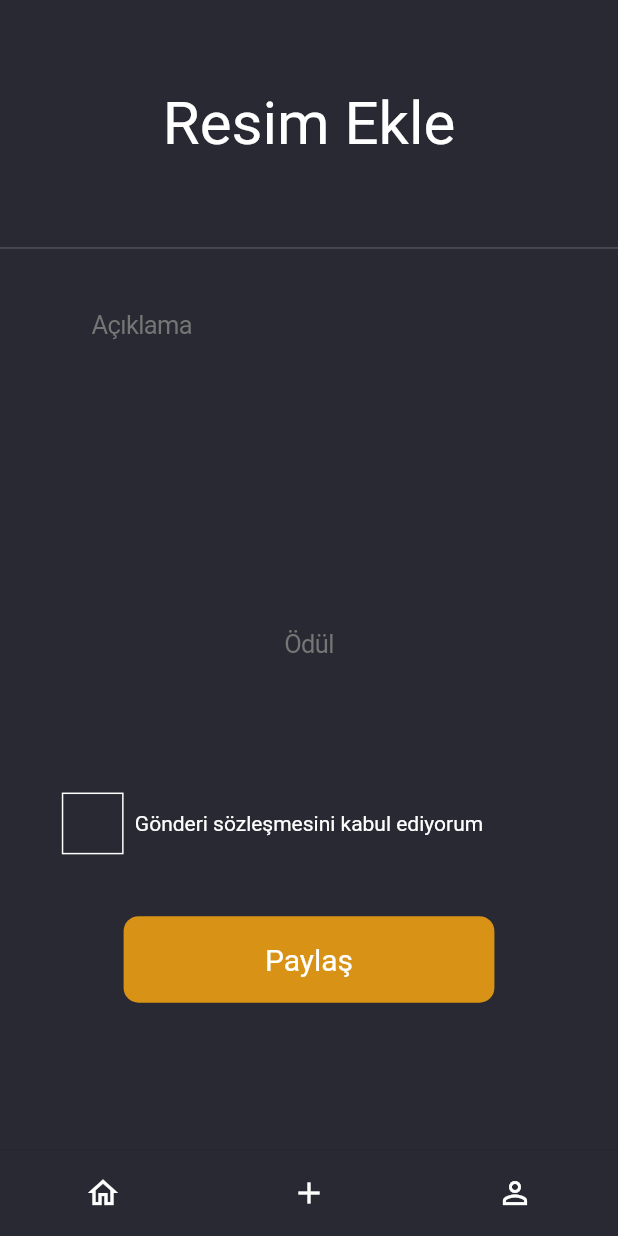
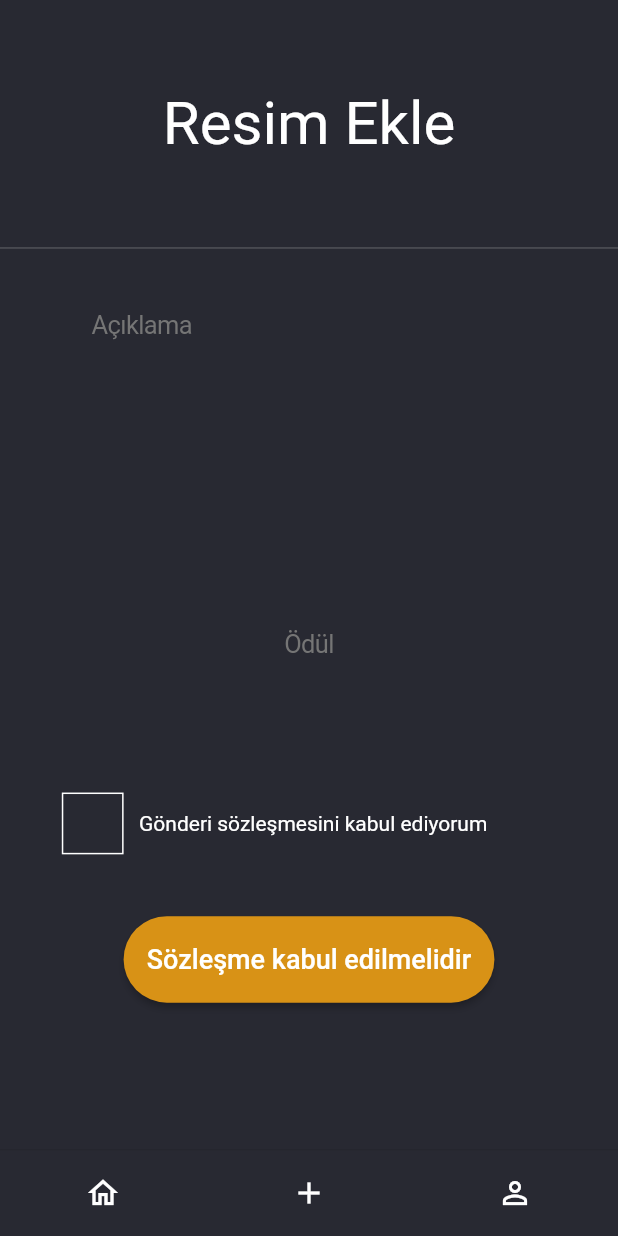
Before and after one commit to SAP-team/frontendpinder, a Flutter app: the TabsPage screen opened directly, item 2 of the bottom bar chosen, after a tap on "Paylaş", on a phone screen of 412 x 824 dp. Run offline on Flutter 3.47's test engine with Material 2 defaults, Android fonts, the light colour scheme and no system bars; drawn by our look-alikes of auto_size_text, rounded_loading_button; our stand-ins replace bloc, flutter_bloc, flutter_native_image, get_storage, image_picker; missing offline and left inert: loading_animations; accounts and stored records are empty; network calls fail.

Commit message:
bitime 4 kala

```diff
--- a/lib/DetailPostPage.dart
+++ b/lib/DetailPostPage.dart
@@ -91,7 +91,7 @@ class _DetilOfPostState extends State<DetilOfPost>
                     width: MediaQuery.of(context).size.width,
                     height: MediaQuery.of(context).size.height * .07,
                     child: AutoSizeText(
-                      model.price,
+                      model.price ?? "Ödül bulunmuyor",
                       textAlign: TextAlign.center,
                       minFontSize: 1,
                       maxLines: 1,
--- a/lib/blocs/addpost_bloc/addpost_bloc.dart
+++ b/lib/blocs/addpost_bloc/addpost_bloc.dart
@@ -22,13 +22,13 @@ class AddPostBloc extends Bloc<AddPostEvents, AddPostStates> {
       Api api = new Api();
       final result = await api.addpost(model);
       if (!result["isscuses"]) {
-        yield Error();
+        yield Error(result["result"].toString());
       } else {
         yield Sucess();
       }
     } on Exception catch (e) {
       print('error is: ${e.toString()}');
-      yield Error();
+      yield Error("Beklenmeyen bir hata oluştu");
     }
   }
 }
--- a/lib/blocs/addpost_bloc/addpost_states.dart
+++ b/lib/blocs/addpost_bloc/addpost_states.dart
@@ -2,7 +2,10 @@ abstract class AddPostStates {}
 
 class Loading extends AddPostStates {}
 
-class Error extends AddPostStates {}
+class Error extends AddPostStates {
+  Error(this.error);
+  final String error;
+}
 
 class Sucess extends AddPostStates {}
 
--- a/lib/halpers/api.dart
+++ b/lib/halpers/api.dart
@@ -1,6 +1,4 @@
 import 'dart:convert';
-import 'dart:io';
-import 'dart:typed_data';
 
 import 'package:get_storage/get_storage.dart';
 import 'package:http/http.dart' as http;
@@ -115,7 +113,7 @@ class Api {
         }
         Map data = {
           'isscuses': true,
-          'result': feeds,
+          'result': feeds.reversed.toList(),
         };
         return data;
       } else if (response.statusCode == 400) {
--- a/lib/tabpages/addpage.dart
+++ b/lib/tabpages/addpage.dart
@@ -16,6 +16,7 @@ import 'package:pinder/blocs/main_bloc/main_bloc.dart';
 import 'package:pinder/blocs/main_bloc/main_events.dart';
 import 'package:pinder/halpers/loading.dart';
 import 'package:pinder/halpers/models/newpostmodel.dart';
+import 'package:rounded_loading_button/rounded_loading_button.dart';
 
 class AddPage extends StatefulWidget {
   AddPage({Key key}) : super(key: key);
@@ -31,6 +32,9 @@ class _AddPageState extends State<AddPage> {
       price = new TextEditingController();
   String image, number;
   String uploadimage;
+  final RoundedLoadingButtonController _btnController =
+      RoundedLoadingButtonController();
+  String text = "Paylaş";
 
   getfromgalery() async {
     final pickedfile = await picker.getImage(source: ImageSource.gallery);
@@ -125,7 +129,22 @@ class _AddPageState extends State<AddPage> {
   }
 
   Widget home() {
-    return SafeArea(
+    return BlocListener<AddPostBloc, AddPostStates>(
+      listener: (context, state) {
+        if (state is Sucess) {
+          setState(() {
+            _btnController.success();
+          });
+        }
+        if (state is Error) {
+          setState(() {
+            _btnController.reset();
+
+            text = "Bir hata oluştu tekrar deneyin";
+          });
+        }
+      },
+      child: SafeArea(
         bottom: false,
         child: NotificationListener<OverscrollIndicatorNotification>(
           onNotification: (OverscrollIndicatorNotification overscroll) {
@@ -145,7 +164,8 @@ class _AddPageState extends State<AddPage> {
                         ? Center(
                             child: AutoSizeText(
                               "Resim Ekle",
-                            style: TextStyle(color: Colors.white, fontSize: 40),
+                              style:
+                                  TextStyle(color: Colors.white, fontSize: 40),
                             ),
                           )
                         : Image.file(pp),
@@ -227,10 +247,12 @@ class _AddPageState extends State<AddPage> {
                               : SizedBox(),
                         ),
                       ),
+                      SizedBox(width: MediaQuery.of(context).size.width * .025),
                       Container(
                         width: MediaQuery.of(context).size.width * .6,
                         height: MediaQuery.of(context).size.width * .1,
-                      child: Center(
+                        child: Align(
+                          alignment: Alignment.centerLeft,
                           child: AutoSizeText(
                             "Ilan icin beni arasınlar",
                             maxLines: 1,
@@ -266,10 +288,12 @@ class _AddPageState extends State<AddPage> {
                             : SizedBox(),
                       ),
                     ),
+                    SizedBox(width: MediaQuery.of(context).size.width * .025),
                     Container(
                       width: MediaQuery.of(context).size.width * .6,
                       height: MediaQuery.of(context).size.width * .1,
-                    child: Center(
+                      child: Align(
+                        alignment: Alignment.centerLeft,
                         child: AutoSizeText(
                           "Gönderi sözleşmesini kabul ediyorum",
                           maxLines: 1,
@@ -282,27 +306,39 @@ class _AddPageState extends State<AddPage> {
                 SizedBox(
                   height: MediaQuery.of(context).size.height * .05,
                 ),
-              GestureDetector(
-                onTap: () {
+                Container(
+                  width: MediaQuery.of(context).size.width * .6,
+                  height: MediaQuery.of(context).size.height * .07,
+                  decoration: BoxDecoration(
+                    borderRadius: BorderRadius.all(Radius.circular(10)),
+                  ),
+                  child: RoundedLoadingButton(
+                    controller: _btnController,
+                    onPressed: () {
+                      if (secondcheckbox)
                         context.read<AddPostBloc>().add(AddPost(
                             model: new NewPostModel(
                                 explain.text.trim(),
                                 price.text.trim(),
                                 firstcheckbox ? number : "",
                                 uploadimage)));
+                      else {
+                        setState(() {
+                          _btnController.reset();
+                          text = "Sözleşme kabul edilmelidir";
+                        });
+                      }
                     },
-                child: Container(
-                  width: MediaQuery.of(context).size.width * .6,
-                  height: MediaQuery.of(context).size.height * .07,
-                  decoration: BoxDecoration(
-                      borderRadius: BorderRadius.all(Radius.circular(10)),
-                      color: Color.fromRGBO(216, 146, 22, 100)),
+                    color: Color.fromRGBO(216, 146, 22, 100),
+                    child: Padding(
+                      padding: EdgeInsets.all(10),
                       child: Center(
                         child: AutoSizeText(
-                      "Paylaş",
+                          text,
                           minFontSize: 1,
                           maxLines: 1,
                           style: TextStyle(color: Colors.white, fontSize: 20),
+                        ),
                       ),
                     ),
                   ),
@@ -311,18 +347,12 @@ class _AddPageState extends State<AddPage> {
             ),
           ),
         ),
+      ),
     );
   }
 
   @override
   Widget build(BuildContext context) {
-    return BlocBuilder<AddPostBloc, AddPostStates>(
-        builder: (BuildContext context, AddPostStates state) {
-      if (state is Loading) {
-        return LoadinPage();
-      } else {
     return home();
   }
-    });
 }
-}
```
Also changed, not shown: 51 other files. Lines whose indentation alone changed are shown as unchanged.
